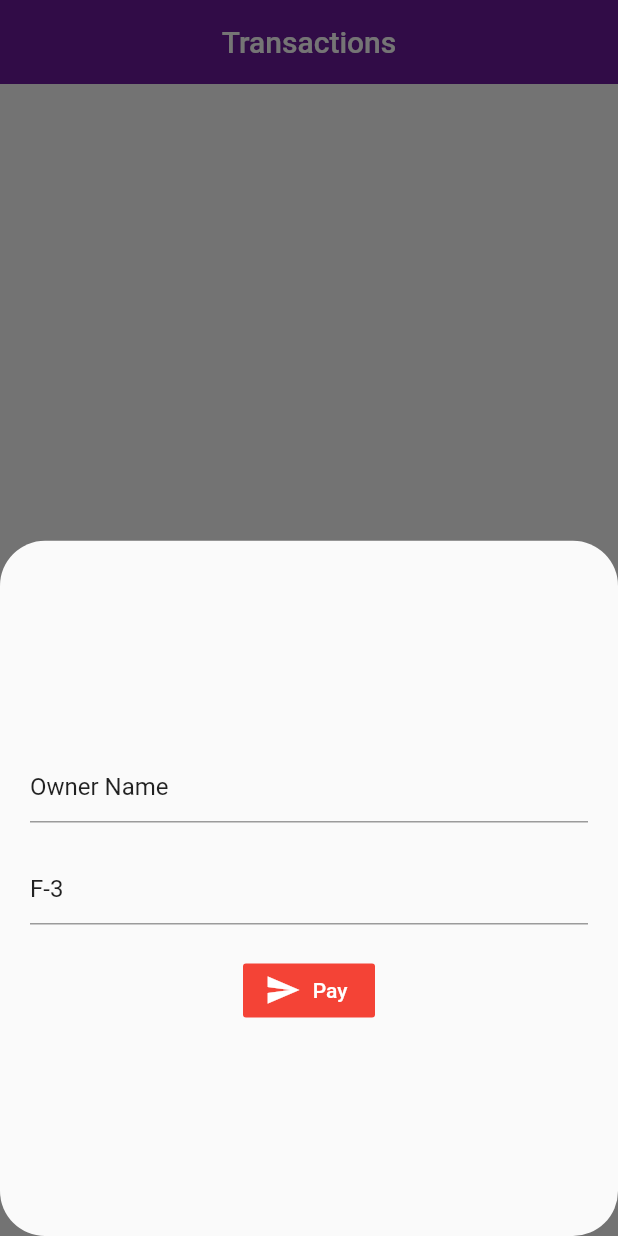
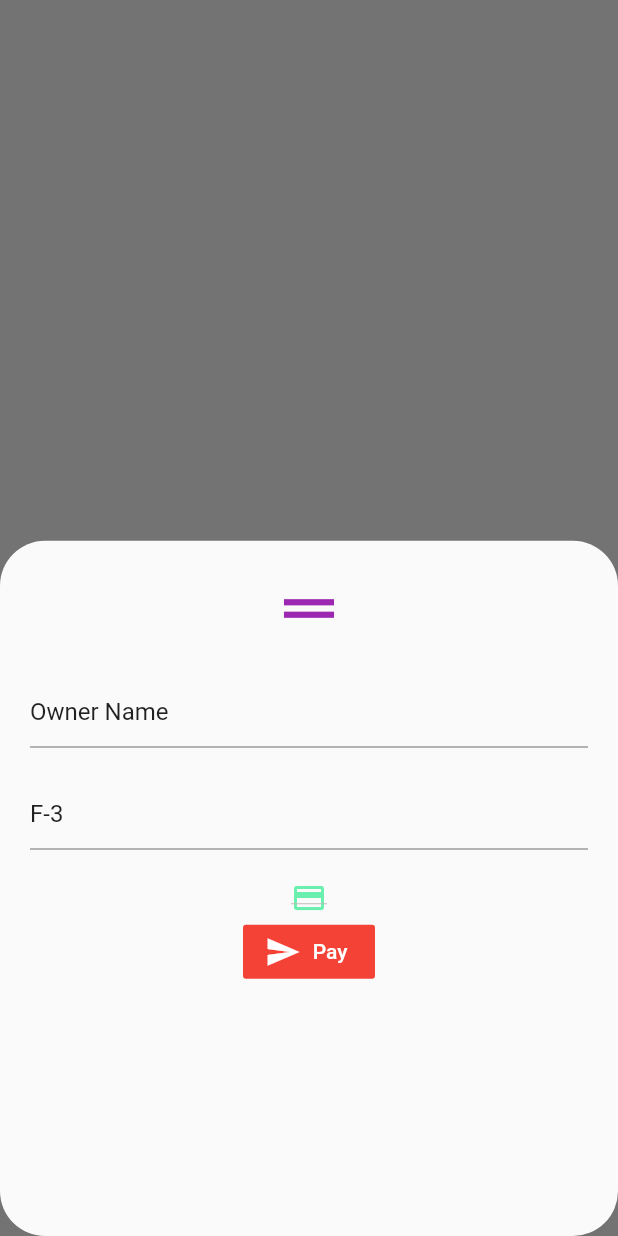
Before and after one commit to Vasudev-2308/maintainance_tracker, a Flutter app: the Transactions screen opened by its route, after a tap on "New Payment", on a phone screen of 412 x 824 dp. Run offline on Flutter 3.47's test engine with Material 2 defaults, Android fonts, the phone set to English and light mode, and no system bars; our stand-ins replace firebase_auth, firebase_core, flutter_spinkit; accounts and stored records are empty.

Commit message:
UI Changes Going On

```diff
--- a/lib/screens/edit.dart
+++ b/lib/screens/edit.dart
@@ -10,8 +10,17 @@ class _EditState extends State<EditForm> {
   Widget build(BuildContext context) {
     return Container(
         child: Column(
-      mainAxisAlignment: MainAxisAlignment.center,
+      mainAxisAlignment: MainAxisAlignment.start,
       children: [
+        Container(
+            child: Icon(
+          Icons.drag_handle_sharp,
+          size: 50,
+          color: Colors.purple,
+        )),
+        SizedBox(
+          height: 20,
+        ),
         TextFormField(
           initialValue: "Owner Name",
         ),
@@ -24,6 +33,13 @@ class _EditState extends State<EditForm> {
         SizedBox(
           height: 20,
         ),
+        DropdownButton(
+            items: [],
+            onChanged: null,
+            icon: Icon(
+              Icons.payment,
+              color: Colors.greenAccent,
+            )),
         FlatButton.icon(
           onPressed: () {},
           icon: Icon(
--- a/lib/screens/start.dart
+++ b/lib/screens/start.dart
@@ -15,7 +15,7 @@ class _StartPageState extends State<StartPage> {
         body: Stack(children: <Widget>[
           Container(
             width: MediaQuery.of(context).size.width,
-            height: MediaQuery.of(context).size.height / 2,
+            height: MediaQuery.of(context).size.height / 1.7,
             decoration: BoxDecoration(
               image: DecorationImage(
                 image: AssetImage('assets/wavy2.png'),
--- a/lib/screens/transactions.dart
+++ b/lib/screens/transactions.dart
@@ -17,14 +17,6 @@ class _TransactionsState extends State<Transactions> {
           ));
         },
         child: Scaffold(
-          appBar: AppBar(
-              iconTheme: IconThemeData(color: Colors.white),
-              backgroundColor: Colors.purple[800],
-              title: Text("Transactions"),
-              centerTitle: true,
-              elevation: 0,
-              bottomOpacity: 0,
-              leading: new Container()),
           body: Container(
             child: Center(
                 child: Column(
@@ -45,6 +37,8 @@ class _TransactionsState extends State<Transactions> {
           floatingActionButton: FloatingActionButton.extended(
             onPressed: () {
               showModalBottomSheet(
+                  isDismissible: true,
+                  //isScrollControlled: true,
                   context: context,
                   shape: RoundedRectangleBorder(
                       borderRadius: new BorderRadius.circular(30)),
```
Also changed, not shown: lib/screens/home.dart (+0 -9 lines), lib/screens/user.dart (+0 -8 lines).
